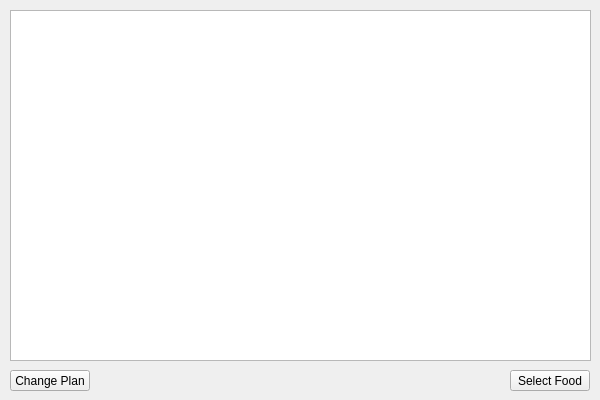
Before: the Qt Designer form European-Vacation-Program/cityselectwindow.ui in AaronGeesink/CS1D-European-Vacation-Project, drawn with Qt 5.
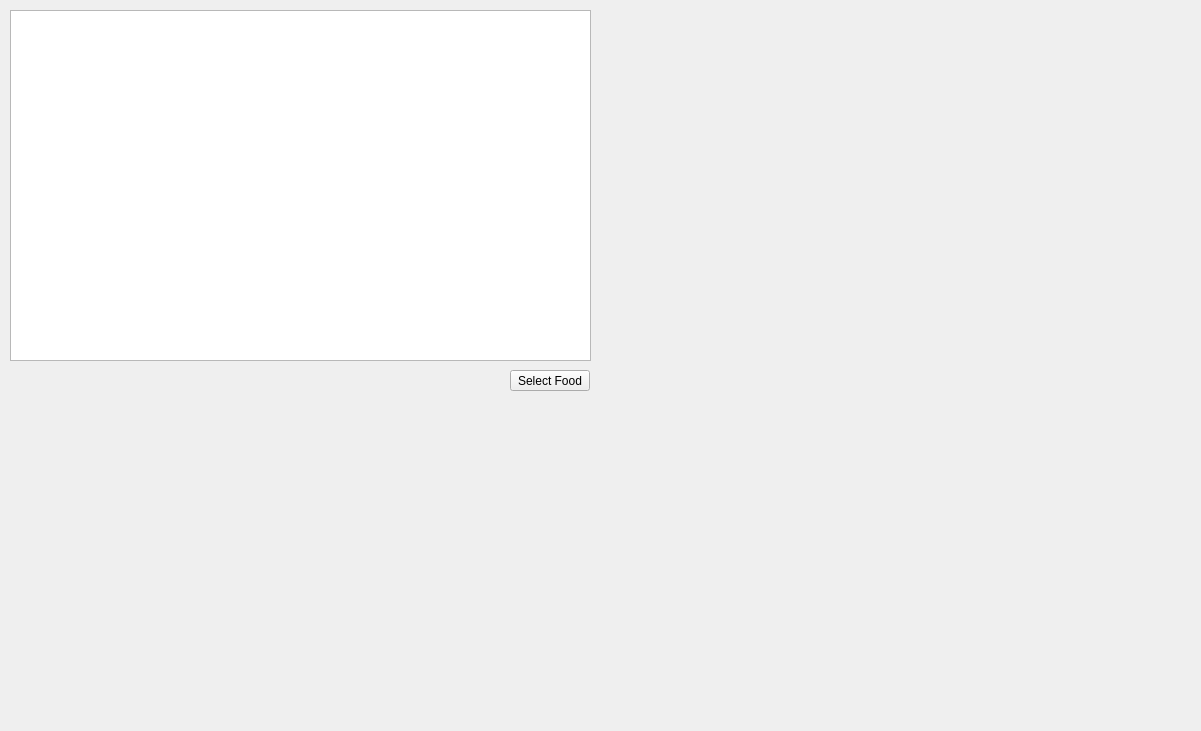
After: the same form once the commit is applied.

```diff
--- a/European-Vacation-Program/cityselectwindow.ui
+++ b/European-Vacation-Program/cityselectwindow.ui
@@ -6,26 +6,13 @@
    <rect>
     <x>0</x>
     <y>0</y>
-    <width>600</width>
-    <height>400</height>
+    <width>1201</width>
+    <height>731</height>
    </rect>
   </property>
   <property name="windowTitle">
    <string>Form</string>
   </property>
-  <widget class="QPushButton" name="moveToTrip">
-   <property name="geometry">
-    <rect>
-     <x>10</x>
-     <y>370</y>
-     <width>80</width>
-     <height>21</height>
-    </rect>
-   </property>
-   <property name="text">
-    <string>Change Plan</string>
-   </property>
-  </widget>
   <widget class="QPushButton" name="moveToFoodSelect">
    <property name="geometry">
     <rect>
```
